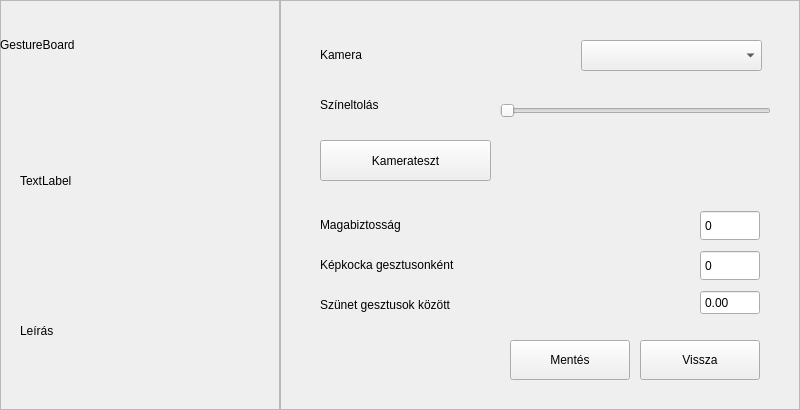
Excal21/GestureBoard, file UI/Views/cameraOptionsform.ui: the form before one commit.
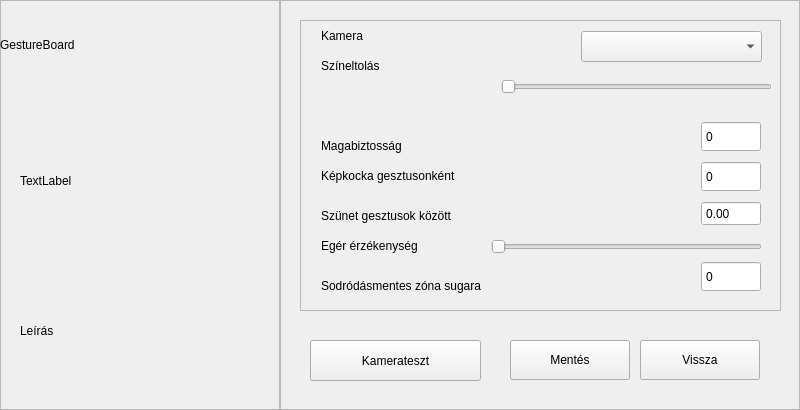
The form after the commit.

```diff
--- a/UI/Views/cameraOptionsform.ui
+++ b/UI/Views/cameraOptionsform.ui
@@ -86,32 +86,6 @@
    <property name="frameShadow">
     <enum>QFrame::Shadow::Raised</enum>
    </property>
-   <widget class="QLabel" name="lblCamera">
-    <property name="geometry">
-     <rect>
-      <x>40</x>
-      <y>40</y>
-      <width>161</width>
-      <height>30</height>
-     </rect>
-    </property>
-    <property name="text">
-     <string>Kamera</string>
-    </property>
-   </widget>
-   <widget class="QPushButton" name="btnStartCam">
-    <property name="geometry">
-     <rect>
-      <x>40</x>
-      <y>140</y>
-      <width>171</width>
-      <height>41</height>
-     </rect>
-    </property>
-    <property name="text">
-     <string>Kamerateszt</string>
-    </property>
-   </widget>
    <widget class="QPushButton" name="btnBack">
     <property name="geometry">
      <rect>
@@ -125,24 +99,58 @@
      <string>Vissza</string>
     </property>
    </widget>
-   <widget class="QSlider" name="sliderHue">
+   <widget class="QPushButton" name="btnSave">
     <property name="geometry">
      <rect>
-      <x>220</x>
-      <y>95</y>
-      <width>271</width>
-      <height>31</height>
+      <x>230</x>
+      <y>340</y>
+      <width>120</width>
+      <height>40</height>
      </rect>
     </property>
-    <property name="orientation">
-     <enum>Qt::Orientation::Horizontal</enum>
+    <property name="text">
+     <string>Mentés</string>
+    </property>
+   </widget>
+   <widget class="QScrollArea" name="scrollArea">
+    <property name="geometry">
+     <rect>
+      <x>20</x>
+      <y>20</y>
+      <width>481</width>
+      <height>291</height>
+     </rect>
+    </property>
+    <property name="widgetResizable">
+     <bool>true</bool>
+    </property>
+    <widget class="QWidget" name="scrollAreaWidgetContents">
+     <property name="geometry">
+      <rect>
+       <x>0</x>
+       <y>0</y>
+       <width>479</width>
+       <height>289</height>
+      </rect>
+     </property>
+     <widget class="QLabel" name="lblConfidence">
+      <property name="geometry">
+       <rect>
+        <x>20</x>
+        <y>110</y>
+        <width>191</width>
+        <height>30</height>
+       </rect>
+      </property>
+      <property name="text">
+       <string>Magabiztosság</string>
     </property>
    </widget>
    <widget class="QLabel" name="lblHue">
     <property name="geometry">
      <rect>
-      <x>40</x>
-      <y>90</y>
+        <x>20</x>
+        <y>30</y>
       <width>161</width>
       <height>30</height>
      </rect>
@@ -151,11 +159,60 @@
      <string>Színeltolás</string>
     </property>
    </widget>
+     <widget class="QLabel" name="lblCamera">
+      <property name="geometry">
+       <rect>
+        <x>20</x>
+        <y>0</y>
+        <width>161</width>
+        <height>30</height>
+       </rect>
+      </property>
+      <property name="text">
+       <string>Kamera</string>
+      </property>
+     </widget>
+     <widget class="QComboBox" name="comboCamera">
+      <property name="geometry">
+       <rect>
+        <x>280</x>
+        <y>10</y>
+        <width>181</width>
+        <height>31</height>
+       </rect>
+      </property>
+     </widget>
+     <widget class="QSlider" name="sliderHue">
+      <property name="geometry">
+       <rect>
+        <x>200</x>
+        <y>50</y>
+        <width>271</width>
+        <height>31</height>
+       </rect>
+      </property>
+      <property name="orientation">
+       <enum>Qt::Orientation::Horizontal</enum>
+      </property>
+     </widget>
+     <widget class="QSpinBox" name="spinConfidence">
+      <property name="geometry">
+       <rect>
+        <x>400</x>
+        <y>100</y>
+        <width>60</width>
+        <height>31</height>
+       </rect>
+      </property>
+      <property name="buttonSymbols">
+       <enum>QAbstractSpinBox::ButtonSymbols::NoButtons</enum>
+      </property>
+     </widget>
    <widget class="QLabel" name="lblFrameCnt">
     <property name="geometry">
      <rect>
-      <x>40</x>
-      <y>250</y>
+        <x>20</x>
+        <y>140</y>
       <width>301</width>
       <height>30</height>
      </rect>
@@ -164,11 +221,24 @@
      <string>Képkocka gesztusonként</string>
     </property>
    </widget>
+     <widget class="QSpinBox" name="spinFrameCnt">
+      <property name="geometry">
+       <rect>
+        <x>400</x>
+        <y>140</y>
+        <width>60</width>
+        <height>31</height>
+       </rect>
+      </property>
+      <property name="buttonSymbols">
+       <enum>QAbstractSpinBox::ButtonSymbols::NoButtons</enum>
+      </property>
+     </widget>
    <widget class="QLabel" name="lblDelay">
     <property name="geometry">
      <rect>
-      <x>40</x>
-      <y>290</y>
+        <x>20</x>
+        <y>180</y>
       <width>341</width>
       <height>30</height>
      </rect>
@@ -177,50 +247,11 @@
      <string>Szünet gesztusok között</string>
     </property>
    </widget>
-   <widget class="QLabel" name="lblConfidence">
-    <property name="geometry">
-     <rect>
-      <x>40</x>
-      <y>210</y>
-      <width>191</width>
-      <height>30</height>
-     </rect>
-    </property>
-    <property name="text">
-     <string>Magabiztosság</string>
-    </property>
-   </widget>
-   <widget class="QSpinBox" name="spinConfidence">
-    <property name="geometry">
-     <rect>
-      <x>420</x>
-      <y>210</y>
-      <width>60</width>
-      <height>31</height>
-     </rect>
-    </property>
-    <property name="buttonSymbols">
-     <enum>QAbstractSpinBox::ButtonSymbols::NoButtons</enum>
-    </property>
-   </widget>
-   <widget class="QSpinBox" name="spinFrameCnt">
-    <property name="geometry">
-     <rect>
-      <x>420</x>
-      <y>250</y>
-      <width>60</width>
-      <height>31</height>
-     </rect>
-    </property>
-    <property name="buttonSymbols">
-     <enum>QAbstractSpinBox::ButtonSymbols::NoButtons</enum>
-    </property>
-   </widget>
    <widget class="QDoubleSpinBox" name="spinDelay">
     <property name="geometry">
      <rect>
-      <x>420</x>
-      <y>290</y>
+        <x>400</x>
+        <y>180</y>
       <width>60</width>
       <height>25</height>
      </rect>
@@ -229,29 +260,77 @@
      <enum>QAbstractSpinBox::ButtonSymbols::NoButtons</enum>
     </property>
    </widget>
-   <widget class="QPushButton" name="btnSave">
+     <widget class="QLabel" name="lblSensitivity">
     <property name="geometry">
      <rect>
-      <x>230</x>
+        <x>20</x>
+        <y>210</y>
+        <width>131</width>
+        <height>30</height>
+       </rect>
+      </property>
+      <property name="text">
+       <string>Egér érzékenység</string>
+      </property>
+     </widget>
+     <widget class="QSlider" name="sliderSensitivity">
+      <property name="geometry">
+       <rect>
+        <x>190</x>
+        <y>210</y>
+        <width>271</width>
+        <height>31</height>
+       </rect>
+      </property>
+      <property name="orientation">
+       <enum>Qt::Orientation::Horizontal</enum>
+      </property>
+     </widget>
+     <widget class="QLabel" name="lblRadius">
+      <property name="geometry">
+       <rect>
+        <x>20</x>
+        <y>250</y>
+        <width>171</width>
+        <height>30</height>
+       </rect>
+      </property>
+      <property name="text">
+       <string>Sodródásmentes zóna sugara</string>
+      </property>
+     </widget>
+     <widget class="QSpinBox" name="spinRadius">
+      <property name="geometry">
+       <rect>
+        <x>400</x>
+        <y>240</y>
+        <width>60</width>
+        <height>31</height>
+       </rect>
+      </property>
+      <property name="buttonSymbols">
+       <enum>QAbstractSpinBox::ButtonSymbols::NoButtons</enum>
+      </property>
+     </widget>
+    </widget>
+   </widget>
+   <widget class="QPushButton" name="btnStartCam">
+    <property name="geometry">
+     <rect>
+      <x>30</x>
       <y>340</y>
-      <width>120</width>
-      <height>40</height>
+      <width>171</width>
+      <height>41</height>
      </rect>
     </property>
     <property name="text">
-     <string>Mentés</string>
+     <string>Kamerateszt</string>
     </property>
    </widget>
-   <widget class="QComboBox" name="comboCamera">
-    <property name="geometry">
-     <rect>
-      <x>301</x>
-      <y>40</y>
-      <width>181</width>
-      <height>31</height>
-     </rect>
-    </property>
-   </widget>
+   <zorder>scrollArea</zorder>
+   <zorder>btnBack</zorder>
+   <zorder>btnSave</zorder>
+   <zorder>btnStartCam</zorder>
   </widget>
  </widget>
  <resources/>
```
Lines whose indentation alone changed are shown as unchanged.
